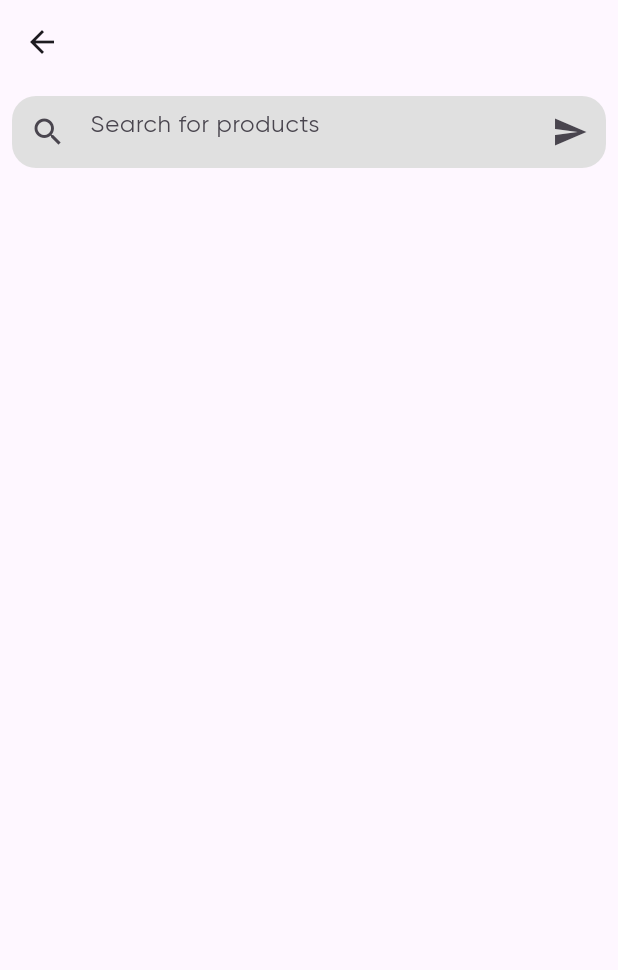
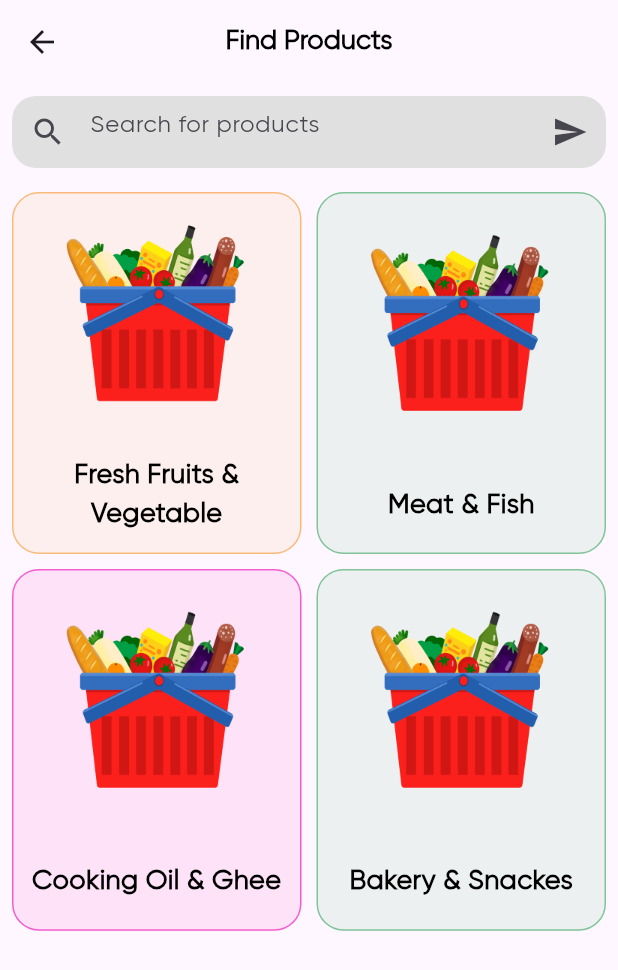
Before and after one commit to NAYRA92/flutter_course_july, a Flutter app: the ExplorePage screen opened directly, on a phone screen of 412 x 824 dp. Shown: the top 970 px of the screen. Run offline on Flutter 3.47's test engine with Material 3 defaults, Android fonts, the phone set to English and light mode, and no system bars; our stand-ins replace lottie, lucide_icons_flutter, water_drop_nav_bar.

Commit message:
modified:   lib/bottom_nav_screens/explore_page.dart 	modified:   lib/home_screen.dart 	modified:   lib/main.dart

```diff
--- a/lib/bottom_nav_screens/explore_page.dart
+++ b/lib/bottom_nav_screens/explore_page.dart
@@ -1,4 +1,5 @@
 import 'package:flutter/material.dart';
+import 'package:flutter_course_july/constant.dart';
 
 class ExplorePage extends StatefulWidget {
   const ExplorePage({super.key});
@@ -11,7 +12,12 @@ class _ExplorePageState extends State<ExplorePage> {
   @override
   Widget build(BuildContext context) {
     return Scaffold(
-      appBar: AppBar(),
+      appBar: AppBar(
+        title: Text("Find Products", style: app_boldText_style().copyWith(
+          fontSize: 18
+        ),),
+        centerTitle: true,
+      ),
       body: Column(
         children: [
           Padding(
@@ -33,9 +39,62 @@ class _ExplorePageState extends State<ExplorePage> {
             ),
           ),
           Expanded(
-            child: ListView())
+            child: Padding(
+              padding: const EdgeInsets.all(8.0),
+              child: GridView(
+                gridDelegate: SliverGridDelegateWithFixedCrossAxisCount(
+                  crossAxisCount: 2,
+                  mainAxisSpacing: 10,
+                  crossAxisSpacing: 10,
+                  childAspectRatio: 0.8
+                ),
+                children: [
+                  gridview_items("basket", "Fresh Fruits & Vegetable", 0xfff8a44c),
+                  gridview_items("basket", "Meat & Fish", 0xff53b175),
+                  gridview_items("basket", "Cooking Oil & Ghee", 0xff125be),
+                  gridview_items("basket", "Bakery & Snackes", 0xff53b175),
+                ],
+              ),
+            ))
         ],
       ),
     );
   }
+
+  Container gridview_items(
+    String imageUrl,
+    String title,
+    int color_code
+  ) {
+    return Container(
+                  height: 180,
+                  width: 170,
+                  decoration: BoxDecoration(
+                    color: Color(color_code).withOpacity(0.10),
+                    border: Border.all(
+                      color: Color(color_code).withOpacity(0.7),
+                      width: 1
+                    ),
+                    borderRadius: BorderRadius.circular(18),
+                  ),
+                  child: Column(
+                    mainAxisAlignment: MainAxisAlignment.spaceEvenly,
+                    children: [
+                      Image.asset("images/$imageUrl.png", height: 150,),
+                      SizedBox(height: 5,),
+                      Padding(
+                        padding: const EdgeInsets.all(8.0),
+                        child: Text(
+                          title,
+
+                          textAlign: TextAlign.center,
+
+                          style: app_boldText_style().copyWith(
+                                fontSize: 18
+                              ),),
+                      )
+                    ],
+                  ),
+                );
+  }
 }
--- a/lib/main.dart
+++ b/lib/main.dart
@@ -2,6 +2,7 @@ import 'package:flutter/material.dart';
 
 import 'bottom_nav_screens/account_page.dart';
 import 'bottom_nav_screens/cart_page.dart';
+import 'bottom_nav_screens/explore_page.dart';
 import 'bottom_nav_screens/fav_page.dart';
 import 'order_accepted_screen.dart';
 import 'product_details_screen.dart';
@@ -29,7 +30,7 @@ class MyApp extends StatelessWidget {
 
       home:
       //ProductDetailsScreen()
-       SplashScreen()
+       ExplorePage()
     );
   }
 }
```
Also changed, not shown: lib/home_screen.dart (+82 -1 lines).
